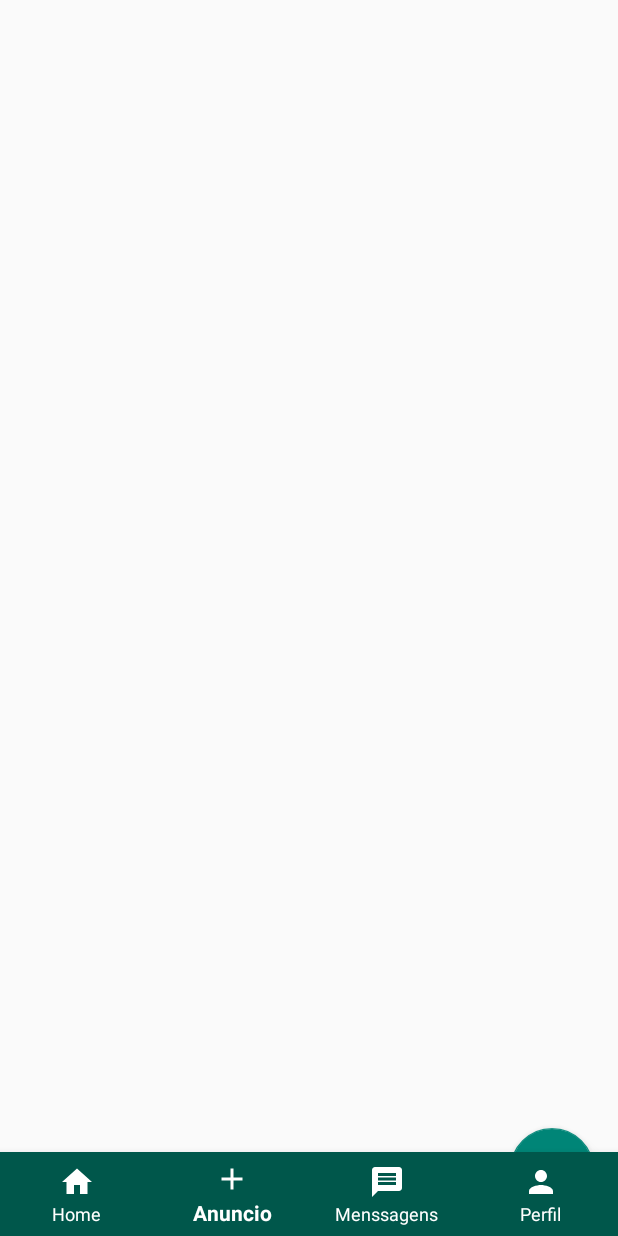
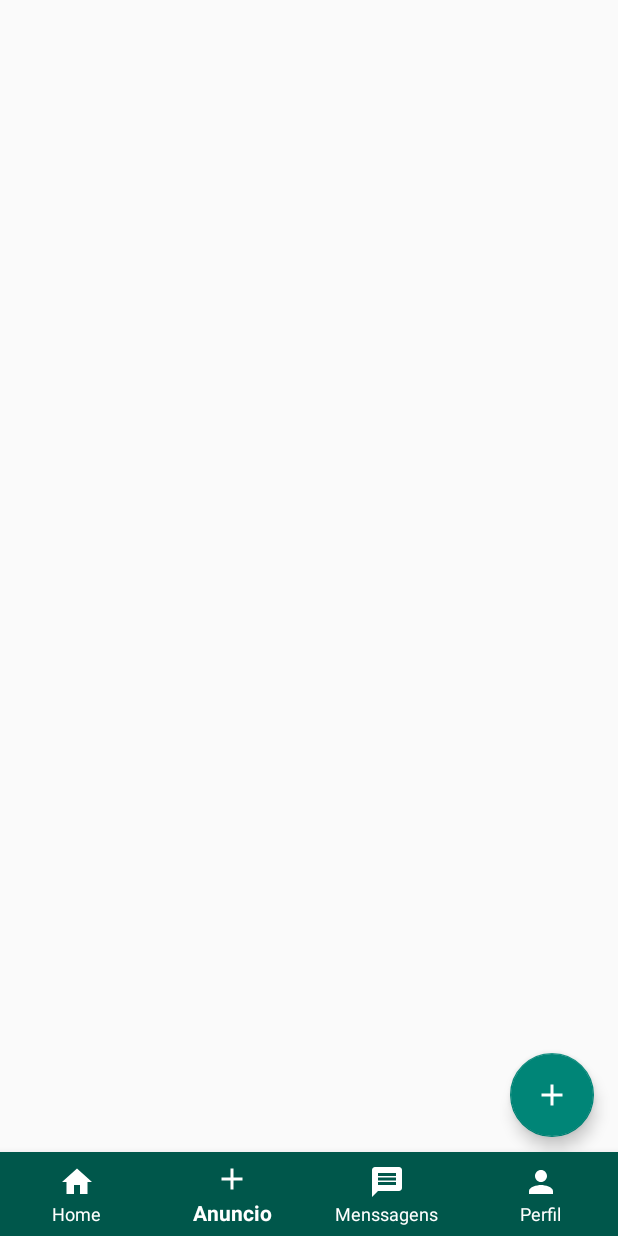
Before and after one commit to FilipeS134/ProjetoAPP, an Android app: the screen it shows after launch once a user with an empty profile is signed in (MainActivity), item 2 of the bottom bar chosen, on a phone screen of 412 x 824 dp. Run offline under Robolectric (Android 15) with nearby library versions, the phone set to English and light mode, and no system bars; our stand-ins replace Firebase (no records; nobody signed in at launch, a user with empty details on screens opened directly); libraries missing offline, so code that uses them is left out: br.com.simplepass; 2 statements that could not run were skipped.

Commit message:
Primeira versão

```diff
--- a/app/src/main/java/com/example/trocalivre/activity/LoginActivity.java
+++ b/app/src/main/java/com/example/trocalivre/activity/LoginActivity.java
@@ -28,7 +28,6 @@ import br.com.simplepass.loading_button_lib.customViews.CircularProgressButton;
 public class LoginActivity extends AppCompatActivity {
 
 
-    private static final int REQUISICAO_CODE = 7117 ;
     private EditText email, senha;
     private CircularProgressButton logar;
     private TextView textCriarConta;
--- a/app/src/main/res/layout/activity_main.xml
+++ b/app/src/main/res/layout/activity_main.xml
@@ -12,6 +12,7 @@
         android:layout_width="match_parent"
         android:layout_height="wrap_content"
         android:layout_gravity="bottom"
+        android:background="@color/colorPrimaryDark"
         app:itemBackground="@color/colorPrimaryDark"
         app:itemIconTint="@android:color/white"
         app:itemTextColor="@android:color/white"
--- a/app/src/main/res/layout/content_anuncio.xml
+++ b/app/src/main/res/layout/content_anuncio.xml
@@ -4,7 +4,6 @@
     xmlns:tools="http://schemas.android.com/tools"
     android:layout_width="match_parent"
     android:layout_height="match_parent"
-    android:layout_above="@+id/navigation"
     app:layout_behavior="@string/appbar_scrolling_view_behavior"
     tools:context=".fragment.AnuncioFragment"
     tools:showIn="@layout/fragment_anuncio">
--- a/app/src/main/res/layout/fragment_anuncio.xml
+++ b/app/src/main/res/layout/fragment_anuncio.xml
@@ -14,7 +14,7 @@
         android:layout_height="wrap_content"
         android:layout_gravity="bottom|end"
         android:layout_marginEnd="16dp"
-        android:layout_marginBottom="16dp"
+        android:layout_marginBottom="66dp"
         android:src="@drawable/ic_add_branco_24dp"
         app:backgroundTint="@color/colorPrimary"
         app:fabSize="normal">
```
